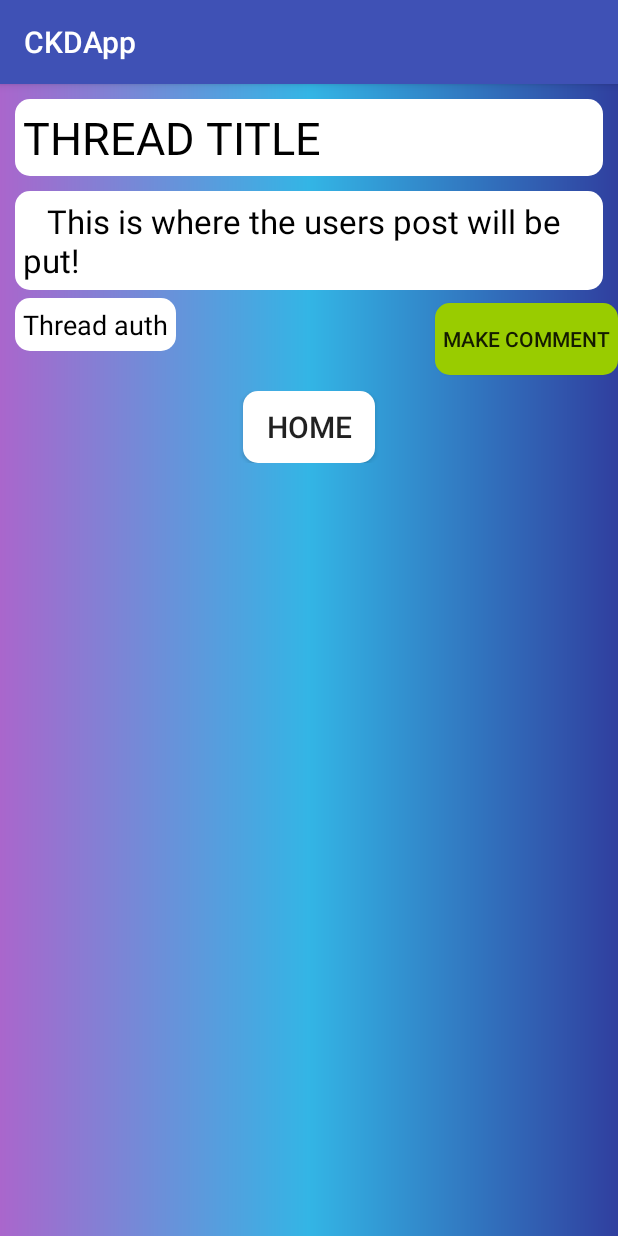
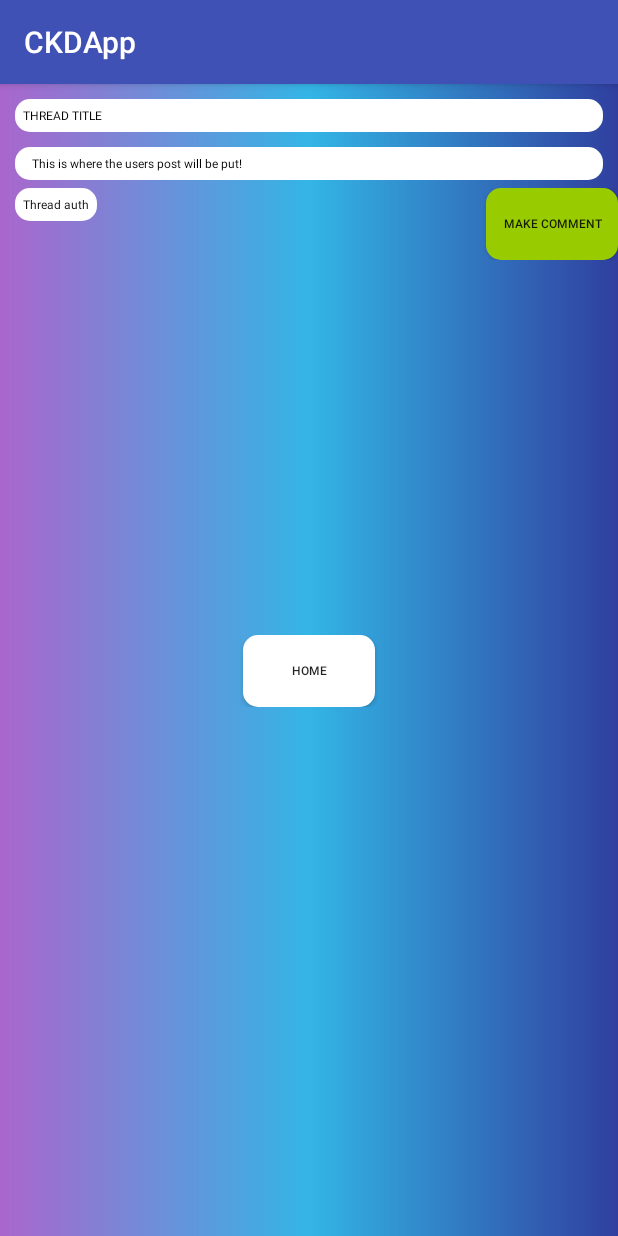
Before and after one commit to rav-singh/CKDApp, an Android app: the Thread screen opened directly, with no data from a screen before it, on a phone screen of 412 x 824 dp. Run offline under Robolectric (Android 15) with nearby library versions, the phone set to English and light mode, and no system bars; our stand-ins replace Firebase (no records; nobody signed in at launch, a user with empty details on screens opened directly); 3 statements that could not run were skipped.

Commit message:
Updated Text size to use Dimens.xml. Changed nestedScrollview to 250dp Height.

```diff
--- a/app/src/main/res/layout/activity_thread.xml
+++ b/app/src/main/res/layout/activity_thread.xml
@@ -1,7 +1,6 @@
 <?xml version="1.0" encoding="utf-8"?>
 <ScrollView
     xmlns:android="http://schemas.android.com/apk/res/android"
-    xmlns:tools="http://schemas.android.com/tools"
     android:layout_width="match_parent"
     android:layout_height="match_parent"
     android:orientation="vertical"
@@ -9,7 +8,7 @@
 
     <LinearLayout
         android:layout_width="match_parent"
-        android:layout_height="match_parent"
+        android:layout_height="wrap_content"
         android:orientation="vertical">
 
         <TextView
@@ -19,7 +18,7 @@
             android:text="THREAD TITLE"
             android:textColor="@android:color/black"
             android:layout_margin ="10dp"
-            android:textSize="30sp"
+            android:textSize="@dimen/text_size_large"
             android:padding="5dp"
             android:background="@drawable/rounded_corner_textview"
             android:layout_marginBottom="20dp"/>
@@ -29,7 +28,7 @@
             android:layout_width="match_parent"
             android:layout_height="wrap_content"
             android:text="   This is where the users post will be put!"
-            android:textSize="22sp"
+            android:textSize="@dimen/text_size_medium"
             android:textColor="@android:color/black"
             android:padding="5dp"
             android:background="@drawable/rounded_corner_textview"
@@ -46,7 +45,7 @@
                     android:layout_width="wrap_content"
                     android:layout_height="wrap_content"
                     android:text="Thread auth"
-                    android:textSize="18sp"
+                    android:textSize="@dimen/text_size_small"
                     android:textColor="@android:color/black"
                     android:padding="5dp"
                     android:background="@drawable/rounded_corner_textview"
@@ -62,6 +61,7 @@
                 android:background="@drawable/button_background"
                 android:padding="5dp"
                 android:text="Make comment"
+                android:textSize="@dimen/text_size_medium"
                 android:layout_alignParentEnd="true"
                 android:layout_centerVertical="true" />
 
@@ -69,11 +69,10 @@
 
         <android.support.v4.widget.NestedScrollView
             android:layout_width="match_parent"
-            android:layout_height="wrap_content"
+            android:layout_height="250dp"
             android:layout_marginLeft="10dp"
             android:layout_marginRight="10dp"
-            android:background="@android:color/transparent"
-            tools:layout_editor_absoluteY="81dp">
+            android:background="@android:color/transparent">
 
             <LinearLayout
                 android:id="@+id/Thread_LL_Comments"
@@ -81,6 +80,7 @@
                 android:layout_height="wrap_content"
                 android:background="@android:color/transparent"
                 android:orientation="vertical">
+
             </LinearLayout>
         </android.support.v4.widget.NestedScrollView>
 
@@ -98,7 +98,7 @@
                 android:background="@drawable/button_home_background"
                 android:padding="10dp"
                 android:text="Home"
-                android:textSize="20sp" />
+                android:textSize="@dimen/text_size_medium"/>
 
         </RelativeLayout>
     </LinearLayout>
```
